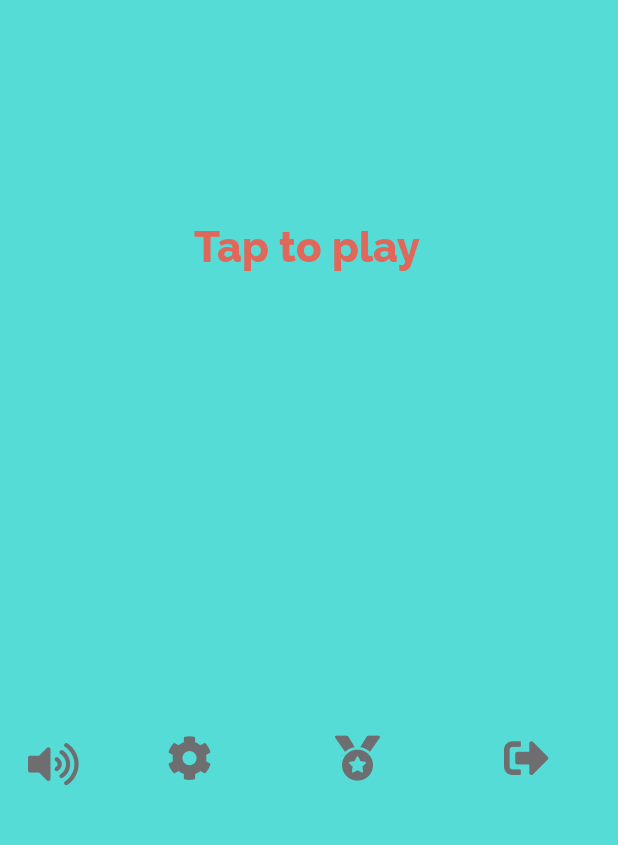
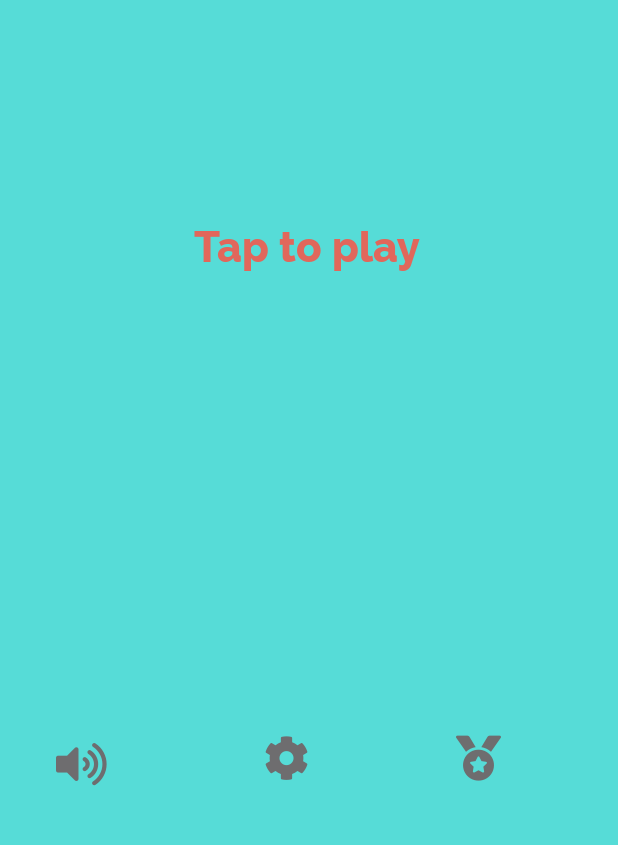
Before and after one commit to Kechis1/TamzTetris, an Android app: the screen it shows after launch (MainActivity), on a phone screen of 412 x 824 dp, the part 340-1185 px from its top. Run offline under Robolectric (Android 15) with nearby library versions, the phone set to English and light mode, and no system bars.

Commit message:
Removed exit button, added grid

```diff
--- a/app/src/main/AndroidManifest.xml
+++ b/app/src/main/AndroidManifest.xml
@@ -16,6 +16,7 @@
                 <category android:name="android.intent.category.LAUNCHER" />
             </intent-filter>
         </activity>
+        <activity android:name=".GameActivity"></activity>
     </application>
 
 </manifest>
--- a/app/src/main/java/com/example/tetris/MainActivity.java
+++ b/app/src/main/java/com/example/tetris/MainActivity.java
@@ -1,13 +1,13 @@
 package com.example.tetris;
 
 import android.app.Activity;
+import android.content.Intent;
 import android.os.Bundle;
 import android.view.MotionEvent;
 import android.view.View;
 import android.widget.TextView;
 
 public class MainActivity extends Activity {
-    TextView TVExit;
     TextView TVVolume;
     TextView TVCog;
     TextView TVPlay;
@@ -18,10 +18,19 @@ public class MainActivity extends Activity {
         super.onCreate(savedInstanceState);
         setContentView(R.layout.activity_main);
 
-        TVExit = findViewById(R.id.tvExit);
         TVVolume = findViewById(R.id.tvVolume);
         TVCog = findViewById(R.id.tvCog);
         TVPlay = findViewById(R.id.tvPlay);
         TVMedal = findViewById(R.id.tvMedal);
+
+        TVPlay.setOnClickListener(
+                new View.OnClickListener() {
+                    @Override
+                    public void onClick(View v) {
+                        MainActivity.this.startActivity(new Intent(MainActivity.this, GameActivity.class));
+                    }
+                }
+        );
+
     }
 }
--- a/app/src/main/res/layout/activity_main.xml
+++ b/app/src/main/res/layout/activity_main.xml
@@ -73,11 +73,10 @@
         android:layout_marginBottom="8dp"
         android:fontFamily="@font/fontawesome"
         android:text="@string/main_menu_icon_cog"
+        android:textColor="@color/colorTextGrey"
         android:textSize="30sp"
         app:layout_constraintBottom_toBottomOf="parent"
         app:layout_constraintEnd_toEndOf="parent"
-        android:textColor="@color/colorTextGrey"
-        app:layout_constraintHorizontal_bias="0.308"
         app:layout_constraintStart_toStartOf="parent"
         app:layout_constraintTop_toBottomOf="@+id/tvPlay"
         app:layout_constraintVertical_bias="1.0" />
@@ -95,26 +94,9 @@
         android:textColor="@color/colorTextGrey"
         android:textSize="30sp"
         app:layout_constraintBottom_toBottomOf="parent"
-        app:layout_constraintEnd_toStartOf="@+id/tvExit"
-        app:layout_constraintHorizontal_bias="0.346"
+        app:layout_constraintEnd_toEndOf="parent"
         app:layout_constraintStart_toEndOf="@+id/tvCog"
         app:layout_constraintTop_toBottomOf="@+id/tvPlay"
         app:layout_constraintVertical_bias="1.0" />
 
-    <TextView
-        android:id="@+id/tvExit"
-        android:layout_width="60dp"
-        android:layout_height="100dp"
-        android:layout_marginTop="8dp"
-        android:layout_marginEnd="16dp"
-        android:layout_marginBottom="8dp"
-        android:fontFamily="@font/fontawesome"
-        android:text="@string/main_menu_icon_sign_out"
-        android:textSize="30sp"
-        android:textColor="@color/colorTextGrey"
-        app:layout_constraintBottom_toBottomOf="parent"
-        app:layout_constraintEnd_toEndOf="parent"
-        app:layout_constraintTop_toBottomOf="@+id/tvPlay"
-        app:layout_constraintVertical_bias="1.0" />
-
 </android.support.constraint.ConstraintLayout>
--- a/app/src/main/res/values/strings.xml
+++ b/app/src/main/res/values/strings.xml
@@ -5,5 +5,4 @@
     <string name="main_menu_icon_volume_up">volume-up</string>
     <string name="main_menu_icon_cog">cog</string>
     <string name="main_menu_icon_medal">medal</string>
-    <string name="main_menu_icon_sign_out">sign-out-alt</string>
 </resources>
```
